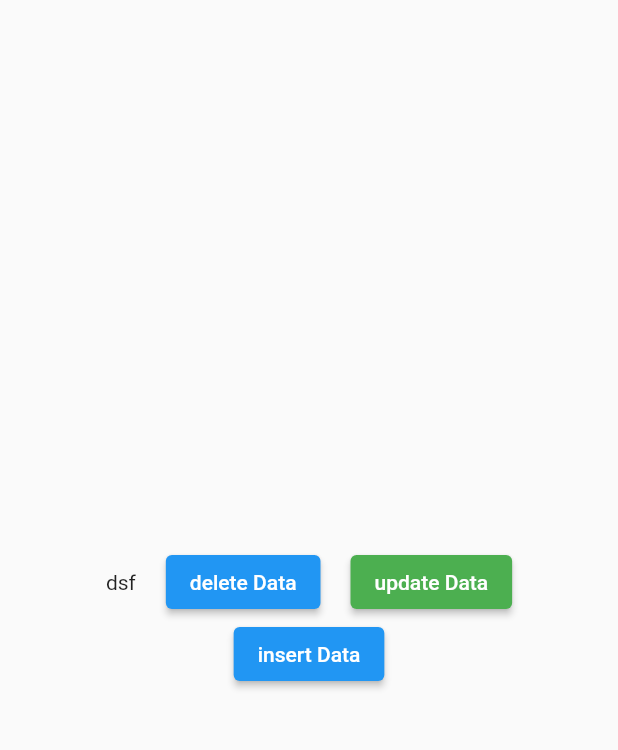
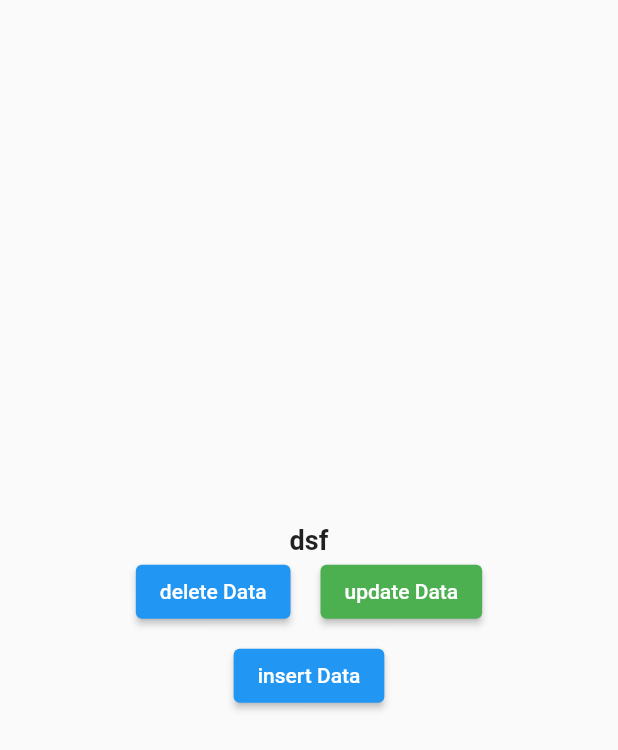
Before and after one commit to sumit0067/local-database, a Flutter app: the screen it shows after launch, after a tap on "insert Data", on a phone screen of 412 x 824 dp. Shown: the top 750 px of the screen. Run offline on Flutter 3.47's test engine with Material 2 defaults, Android fonts, the phone set to English and light mode, and no system bars; our stand-ins replace sqflite; accounts and stored records are empty.

Commit message:
commit done!! 08-12-21 11:09 AM

```diff
--- a/lib/home_page.dart
+++ b/lib/home_page.dart
@@ -47,11 +47,22 @@ class _HomePageState extends State<HomePage> {
            physics: const NeverScrollableScrollPhysics(),
            itemBuilder: (context, index) => Column(
              children: [
+               Padding(
+                 padding: const EdgeInsets.only(bottom: 8.0),
+                 child: Column(
+                   children: [
+                     Text(
+                         DBSearchProvider.dbSearchProvider.noteList[index]['title'],
+                       style: TextStyle(
+                           fontSize: 18,
+                         fontWeight: FontWeight.w600,
+                       ),
+                     ),
+                     SizedBox(width: 20,),
                      Row(
                        mainAxisAlignment: MainAxisAlignment.center,
                        children: [
-                   Text(DBSearchProvider.dbSearchProvider.noteList[index]['title']),
-                   SizedBox(width: 20,),
+
                          ElevatedButton(
                            onPressed: () async {
                              await DBSearchProvider.dbSearchProvider.deleteNote(DBSearchProvider.dbSearchProvider.noteList[index]["id"]);
@@ -78,6 +89,9 @@ class _HomePageState extends State<HomePage> {
                          ),
 
                        ],
+                     ),
+                   ],
+                 ),
                )
              ],
            ),
```
Lines whose indentation alone changed are shown as unchanged.
